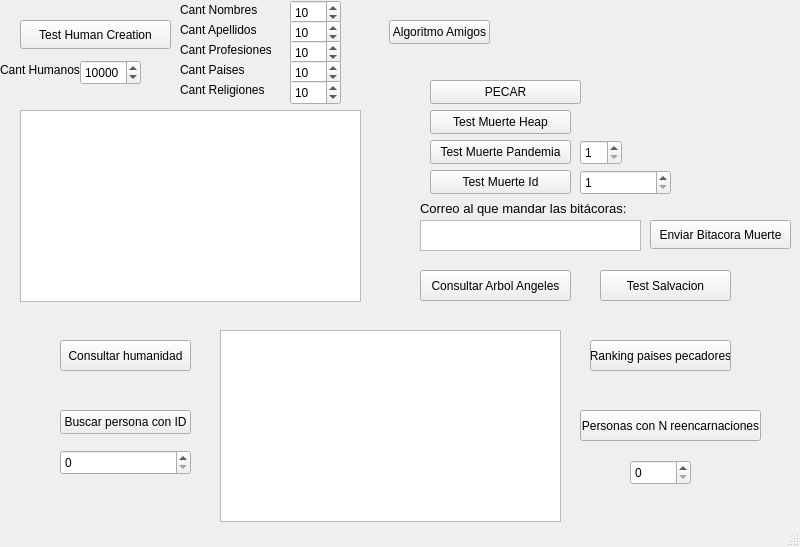
First picture: the form in BienVsMal/mainwindow.ui, repository arty4325/IC2001-BienVsMal, before the edit.
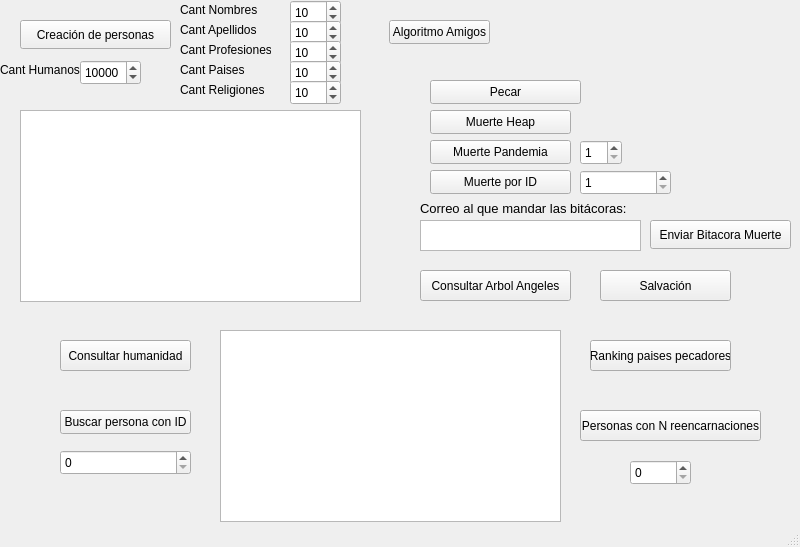
Second picture: the form after the edit.

Commit message: Ajuste de texto en botones de GUI

The edit to the form file:
```diff
--- a/BienVsMal/mainwindow.ui
+++ b/BienVsMal/mainwindow.ui
@@ -24,7 +24,7 @@
      </rect>
     </property>
     <property name="text">
-     <string>Test Human Creation</string>
+     <string>Creación de personas</string>
     </property>
    </widget>
    <widget class="QPushButton" name="pushButton_2">
@@ -96,7 +96,7 @@
      </rect>
     </property>
     <property name="text">
-     <string>PECAR</string>
+     <string>Pecar</string>
     </property>
    </widget>
    <widget class="QPushButton" name="pushButton_5">
@@ -109,7 +109,7 @@
      </rect>
     </property>
     <property name="text">
-     <string>Test Muerte Heap</string>
+     <string>Muerte Heap</string>
     </property>
    </widget>
    <widget class="QPushButton" name="pushButton_6">
@@ -122,7 +122,7 @@
      </rect>
     </property>
     <property name="text">
-     <string>Test Muerte Pandemia</string>
+     <string>Muerte Pandemia</string>
     </property>
    </widget>
    <widget class="QSpinBox" name="spinBox_2">
@@ -151,7 +151,7 @@
      </rect>
     </property>
     <property name="text">
-     <string>Test Muerte Id</string>
+     <string>Muerte por ID</string>
     </property>
    </widget>
    <widget class="QSpinBox" name="spinBox_3">
@@ -268,7 +268,7 @@
      </rect>
     </property>
     <property name="text">
-     <string>Test Salvacion</string>
+     <string>Salvación</string>
     </property>
    </widget>
    <widget class="QLabel" name="label">
```
The commit also changes 1 other file.
